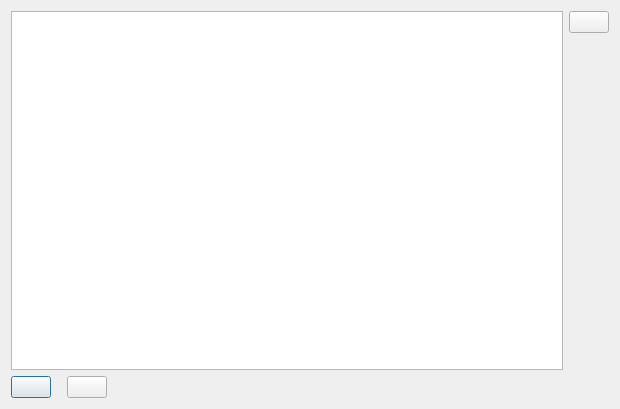
Qt form QtTraceClient/UI/PipesMgntPage.ui (cobreti/NyxTraceViewer) before a commit.
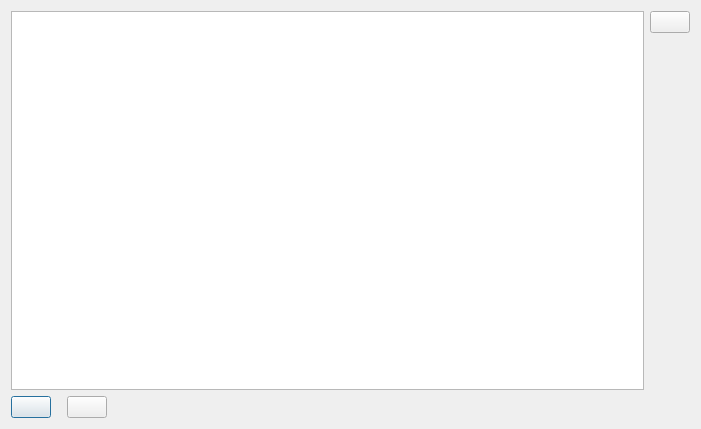
The same form after that commit. Icons and pictures are not drawn.

Commit message: moved settings toolbar and pin button from traces view to view page

Diff of the .ui file:
```diff
--- a/QtTraceClient/UI/PipesMgntPage.ui
+++ b/QtTraceClient/UI/PipesMgntPage.ui
@@ -9,8 +9,8 @@
    <rect>
     <x>0</x>
     <y>0</y>
-    <width>620</width>
-    <height>409</height>
+    <width>701</width>
+    <height>429</height>
    </rect>
   </property>
   <property name="sizePolicy">
@@ -19,6 +19,12 @@
     <verstretch>0</verstretch>
    </sizepolicy>
   </property>
+  <property name="maximumSize">
+   <size>
+    <width>16777215</width>
+    <height>16777215</height>
+   </size>
+  </property>
   <property name="windowTitle">
    <string/>
   </property>
@@ -33,6 +39,9 @@
     <layout class="QVBoxLayout" name="verticalLayout">
      <item>
       <widget class="QTreeWidget" name="m_PoolsTree">
+       <property name="enabled">
+        <bool>true</bool>
+       </property>
        <attribute name="headerVisible">
         <bool>false</bool>
        </attribute>
```
The commit also changes 9 other files.
